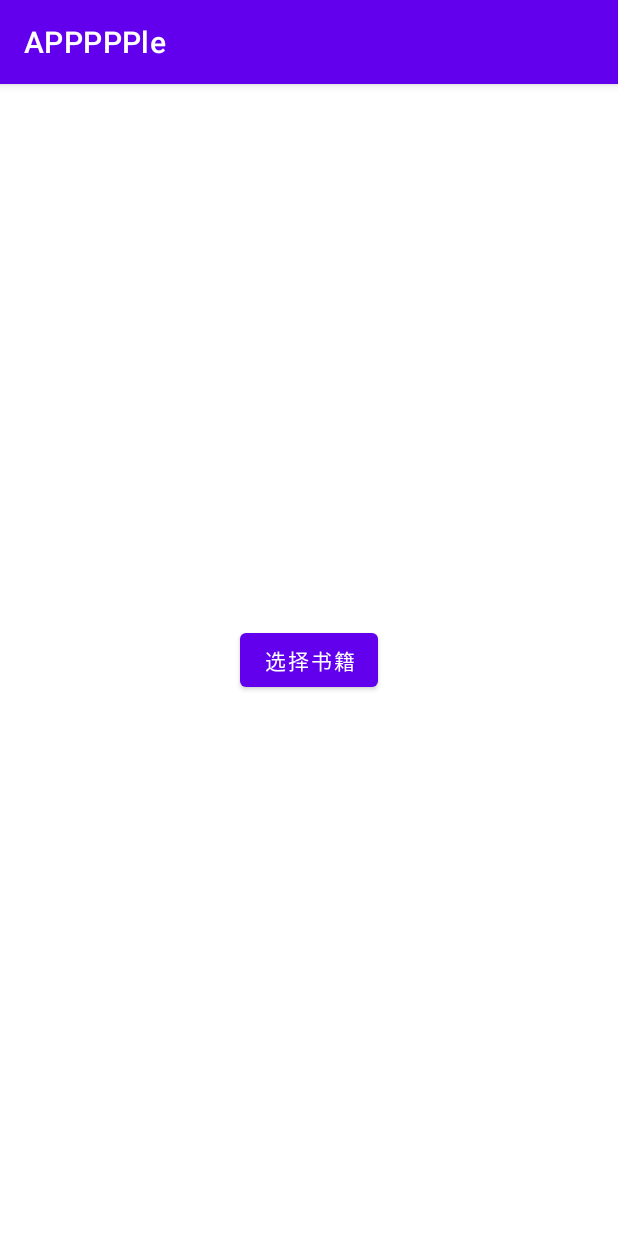
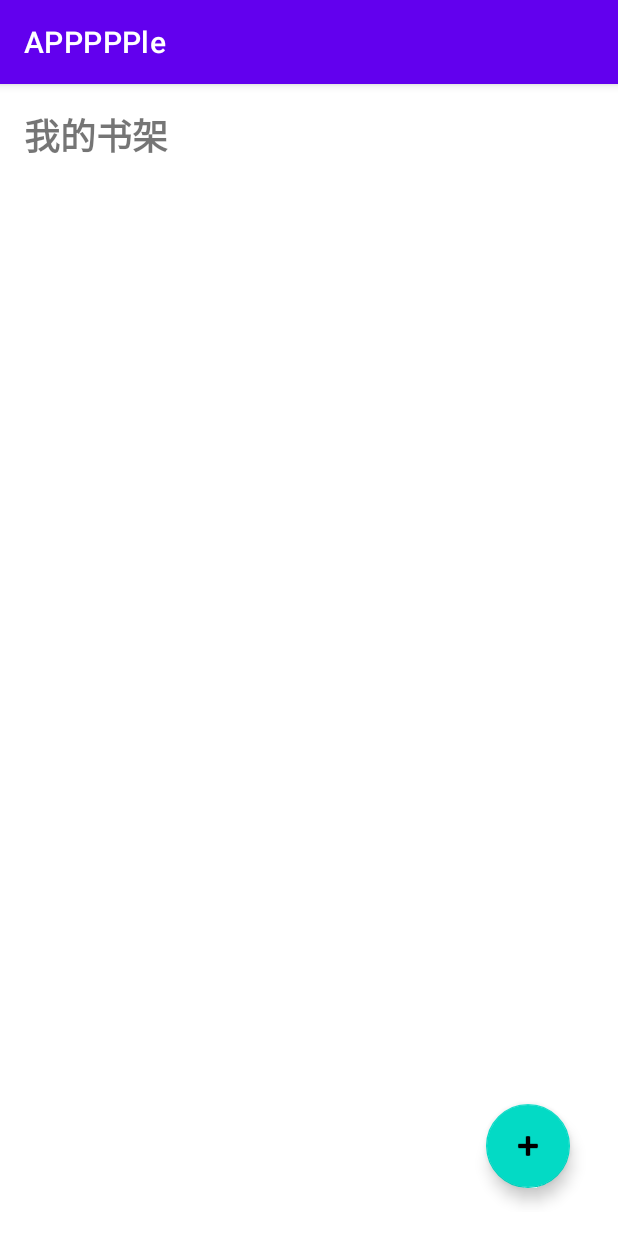
Before and after one commit to ajmd789/APPPPPle, an Android app: the screen it shows after launch (MainActivity before the commit, BookshelfActivity after it), on a phone screen of 412 x 824 dp. Run offline under Robolectric (Android 15) with nearby library versions, the phone set to English and light mode, and no system bars.

Commit message:
feat: 支持书柜模式

```diff
--- a/app/build.gradle
+++ b/app/build.gradle
@@ -43,6 +43,7 @@ dependencies {
     }
     implementation 'org.slf4j:slf4j-android:1.7.25'
     implementation 'com.googlecode.juniversalchardet:juniversalchardet:1.0.3'
+    implementation 'com.google.code.gson:gson:2.10.1'
     testImplementation libs.junit
     androidTestImplementation libs.ext.junit
     androidTestImplementation libs.espresso.core
--- a/app/src/main/AndroidManifest.xml
+++ b/app/src/main/AndroidManifest.xml
@@ -1,6 +1,7 @@
 <?xml version="1.0" encoding="utf-8"?>
 <manifest xmlns:android="http://schemas.android.com/apk/res/android"
-    xmlns:tools="http://schemas.android.com/tools">
+    xmlns:tools="http://schemas.android.com/tools"
+    package="com.example.appppple">
 
     <application
         android:allowBackup="true"
@@ -14,7 +15,7 @@
         tools:targetApi="31">
 
         <activity
-            android:name=".ui.MainActivity"
+            android:name=".ui.bookshelf.BookshelfActivity"
             android:exported="true">
             <intent-filter>
                 <action android:name="android.intent.action.MAIN" />
--- /dev/null
+++ b/app/src/main/java/com/example/appppple/ui/bookshelf/BookAdapter.java
@@ -0,0 +1,88 @@
+package com.example.appppple.ui.bookshelf;
+
+import android.view.LayoutInflater;
+import android.view.View;
+import android.view.ViewGroup;
+import android.widget.ImageView;
+import android.widget.TextView;
+
+import androidx.annotation.NonNull;
+import androidx.recyclerview.widget.RecyclerView;
+
+import com.example.appppple.R;
+import com.example.appppple.domain.manager.ReadingProgressManager;
+
+import java.text.SimpleDateFormat;
+import java.util.Date;
+import java.util.List;
+import java.util.Locale;
+
+public class BookAdapter extends RecyclerView.Adapter<BookAdapter.BookViewHolder> {
+    private List<ReadingProgressManager.ReadingProgress> books;
+    private final OnBookClickListener listener;
+    private final SimpleDateFormat dateFormat = new SimpleDateFormat("yyyy-MM-dd HH:mm", Locale.getDefault());
+
+    public interface OnBookClickListener {
+        void onBookClick(ReadingProgressManager.ReadingProgress progress);
+    }
+
+    public BookAdapter(List<ReadingProgressManager.ReadingProgress> books, OnBookClickListener listener) {
+        this.books = books;
+        this.listener = listener;
+    }
+
+    public void updateBooks(List<ReadingProgressManager.ReadingProgress> newBooks) {
+        this.books = newBooks;
+        notifyDataSetChanged();
+    }
+
+    @NonNull
+    @Override
+    public BookViewHolder onCreateViewHolder(@NonNull ViewGroup parent, int viewType) {
+        View view = LayoutInflater.from(parent.getContext())
+                .inflate(R.layout.item_book, parent, false);
+        return new BookViewHolder(view);
+    }
+
+    @Override
+    public void onBindViewHolder(@NonNull BookViewHolder holder, int position) {
+        ReadingProgressManager.ReadingProgress progress = books.get(position);
+        holder.bind(progress);
+    }
+
+    @Override
+    public int getItemCount() {
+        return books.size();
+    }
+
+    class BookViewHolder extends RecyclerView.ViewHolder {
+        private final ImageView bookCoverImageView;
+        private final TextView bookTitleTextView;
+        private final TextView bookProgressTextView;
+        private final TextView lastReadTimeTextView;
+
+        BookViewHolder(View itemView) {
+            super(itemView);
+            bookCoverImageView = itemView.findViewById(R.id.bookCoverImageView);
+            bookTitleTextView = itemView.findViewById(R.id.bookTitleTextView);
+            bookProgressTextView = itemView.findViewById(R.id.bookProgressTextView);
+            lastReadTimeTextView = itemView.findViewById(R.id.lastReadTimeTextView);
+
+            itemView.setOnClickListener(v -> {
+                int position = getAdapterPosition();
+                if (position != RecyclerView.NO_POSITION) {
+                    listener.onBookClick(books.get(position));
+                }
+            });
+        }
+
+        void bind(ReadingProgressManager.ReadingProgress progress) {
+            bookTitleTextView.setText(progress.getBookName());
+            bookProgressTextView.setText(String.format("阅读进度: %d/%d",
+                progress.getCurrentPage() + 1,
+                progress.getTotalPages()));
+            lastReadTimeTextView.setText(String.format("上次阅读: %s",
+                dateFormat.format(new Date(progress.getLastReadTime()))));
+        }
+    }
+}
--- /dev/null
+++ b/app/src/main/java/com/example/appppple/ui/bookshelf/BookshelfActivity.java
@@ -0,0 +1,94 @@
+package com.example.appppple.ui.bookshelf;
+
+import android.content.Intent;
+import android.net.Uri;
+import android.os.Bundle;
+import android.view.View;
+
+import androidx.appcompat.app.AppCompatActivity;
+import androidx.recyclerview.widget.LinearLayoutManager;
+import androidx.recyclerview.widget.RecyclerView;
+
+import com.example.appppple.R;
+import com.example.appppple.domain.manager.ReadingProgressManager;
+import com.example.appppple.ui.reader.ReaderActivity;
+import com.google.android.material.floatingactionbutton.FloatingActionButton;
+
+import java.util.ArrayList;
+import java.util.List;
+
+public class BookshelfActivity extends AppCompatActivity {
+    private static final int PICK_BOOK_REQUEST = 1;
+    private RecyclerView booksRecyclerView;
+    private BookAdapter bookAdapter;
+    private ReadingProgressManager progressManager;
+
+    @Override
+    protected void onCreate(Bundle savedInstanceState) {
+        super.onCreate(savedInstanceState);
+        setContentView(R.layout.activity_bookshelf);
+
+        progressManager = ReadingProgressManager.getInstance(this);
+
+        initViews();
+        loadBooks();
+    }
+
+    private void initViews() {
+        booksRecyclerView = findViewById(R.id.booksRecyclerView);
+        booksRecyclerView.setLayoutManager(new LinearLayoutManager(this));
+        bookAdapter = new BookAdapter(new ArrayList<>(), this::onBookClick);
+        booksRecyclerView.setAdapter(bookAdapter);
+
+        FloatingActionButton addBookFab = findViewById(R.id.addBookFab);
+        addBookFab.setOnClickListener(v -> pickBook());
+    }
+
+    private void loadBooks() {
+        List<ReadingProgressManager.ReadingProgress> progressList = progressManager.getAllReadingProgress();
+        bookAdapter.updateBooks(progressList);
+    }
+
+    private void onBookClick(ReadingProgressManager.ReadingProgress progress) {
+        ReaderActivity.start(this, progress.getBookUri(), progress.getBookName());
+    }
+
+    private void pickBook() {
+        Intent intent = new Intent(Intent.ACTION_OPEN_DOCUMENT);
+        intent.addCategory(Intent.CATEGORY_OPENABLE);
+        intent.setType("*/*");
+        startActivityForResult(intent, PICK_BOOK_REQUEST);
+    }
+
+    @Override
+    protected void onActivityResult(int requestCode, int resultCode, Intent data) {
+        super.onActivityResult(requestCode, resultCode, data);
+        if (requestCode == PICK_BOOK_REQUEST && resultCode == RESULT_OK && data != null) {
+            Uri uri = data.getData();
+            if (uri != null) {
+                String fileName = getFileNameFromUri(uri);
+                ReaderActivity.start(this, uri, fileName);
+            }
+        }
+    }
+
+    private String getFileNameFromUri(Uri uri) {
+        String fileName = null;
+        try (android.database.Cursor cursor = getContentResolver().query(
+                uri, null, null, null, null)) {
+            if (cursor != null && cursor.moveToFirst()) {
+                int nameIndex = cursor.getColumnIndex(android.provider.OpenableColumns.DISPLAY_NAME);
+                if (nameIndex != -1) {
+                    fileName = cursor.getString(nameIndex);
+                }
+            }
+        }
+        return fileName != null ? fileName : "未知文件";
+    }
+
+    @Override
+    protected void onResume() {
+        super.onResume();
+        loadBooks(); // 每次返回书架时刷新列表
+    }
+}
--- /dev/null
+++ b/app/src/main/res/layout/activity_bookshelf.xml
@@ -0,0 +1,36 @@
+<?xml version="1.0" encoding="utf-8"?>
+<androidx.constraintlayout.widget.ConstraintLayout xmlns:android="http://schemas.android.com/apk/res/android"
+    xmlns:app="http://schemas.android.com/apk/res-auto"
+    android:layout_width="match_parent"
+    android:layout_height="match_parent"
+    android:padding="16dp">
+
+    <TextView
+        android:id="@+id/titleTextView"
+        android:layout_width="wrap_content"
+        android:layout_height="wrap_content"
+        android:text="我的书架"
+        android:textSize="24sp"
+        android:textStyle="bold"
+        app:layout_constraintStart_toStartOf="parent"
+        app:layout_constraintTop_toTopOf="parent" />
+
+    <androidx.recyclerview.widget.RecyclerView
+        android:id="@+id/booksRecyclerView"
+        android:layout_width="match_parent"
+        android:layout_height="0dp"
+        android:layout_marginTop="16dp"
+        app:layout_constraintBottom_toBottomOf="parent"
+        app:layout_constraintTop_toBottomOf="@id/titleTextView" />
+
+    <com.google.android.material.floatingactionbutton.FloatingActionButton
+        android:id="@+id/addBookFab"
+        android:layout_width="wrap_content"
+        android:layout_height="wrap_content"
+        android:layout_margin="16dp"
+        android:contentDescription="添加新书"
+        android:src="@android:drawable/ic_input_add"
+        app:layout_constraintBottom_toBottomOf="parent"
+        app:layout_constraintEnd_toEndOf="parent" />
+
+</androidx.constraintlayout.widget.ConstraintLayout>
```
Also changed, not shown: app/src/main/java/com/example/appppple/domain/manager/ReadingProgressManager.java (+139 -57 lines), app/src/main/java/com/example/appppple/ui/reader/ReaderActivity.java (+12 -0 lines), app/src/main/res/layout/item_book.xml (added, +56 -0 lines).
